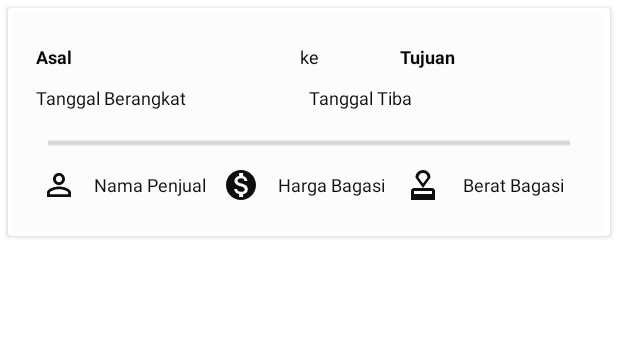
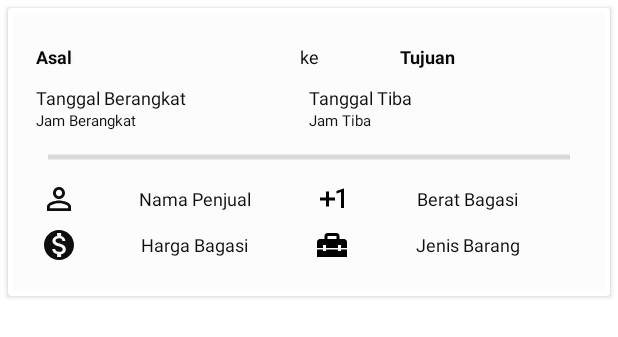
Before and after one commit to CindoddCindy/LuggagesForSeller, an Android app: the layout luggage_avaliable_item.xml on its own in the app's theme, with its tools: preview values and no code run, on a phone screen of 412 x 824 dp. Shown: the top 337 px of the screen. Run offline under Robolectric (Android 15) with nearby library versions, the phone set to English and light mode, and no system bars.

Commit message:
tambah id di pembeli

```diff
--- /dev/null
+++ b/_nitipAplicationPembeli/app/src/main/res/drawable/ic_baseline_exposure_plus_1_24.xml
@@ -0,0 +1,5 @@
+<vector android:height="24dp" android:tint="#000"
+    android:viewportHeight="24" android:viewportWidth="24"
+    android:width="24dp" xmlns:android="http://schemas.android.com/apk/res/android">
+    <path android:fillColor="@android:color/white" android:pathData="M10,7L8,7v4L4,11v2h4v4h2v-4h4v-2h-4L10,7zM20,18h-2L18,7.38L15,8.4L15,6.7L19.7,5h0.3v13z"/>
+</vector>
--- /dev/null
+++ b/_nitipAplicationPembeli/app/src/main/res/drawable/ic_baseline_home_repair_service_24.xml
@@ -0,0 +1,6 @@
+<vector android:height="24dp" android:tint="#000"
+    android:viewportHeight="24" android:viewportWidth="24"
+    android:width="24dp" xmlns:android="http://schemas.android.com/apk/res/android">
+    <path android:fillColor="@android:color/white" android:pathData="M18,16l-2,0l0,-1l-8,0l0,1l-2,0l0,-1l-4,0l0,5l20,0l0,-5l-4,0z"/>
+    <path android:fillColor="@android:color/white" android:pathData="M20,8h-3V6c0,-1.1 -0.9,-2 -2,-2H9C7.9,4 7,4.9 7,6v2H4c-1.1,0 -2,0.9 -2,2v4h4v-2h2v2h8v-2h2v2h4v-4C22,8.9 21.1,8 20,8zM15,8H9V6h6V8z"/>
+</vector>
--- /dev/null
+++ b/_nitipAplicationPembeli/app/src/main/res/ic_baseline_home_repair_service_24.xml
@@ -0,0 +1,6 @@
+<vector android:height="24dp" android:tint="#0E0E0E"
+    android:viewportHeight="24" android:viewportWidth="24"
+    android:width="24dp" xmlns:android="http://schemas.android.com/apk/res/android">
+    <path android:fillColor="@android:color/white" android:pathData="M18,16l-2,0l0,-1l-8,0l0,1l-2,0l0,-1l-4,0l0,5l20,0l0,-5l-4,0z"/>
+    <path android:fillColor="@android:color/white" android:pathData="M20,8h-3V6c0,-1.1 -0.9,-2 -2,-2H9C7.9,4 7,4.9 7,6v2H4c-1.1,0 -2,0.9 -2,2v4h4v-2h2v2h8v-2h2v2h4v-4C22,8.9 21.1,8 20,8zM15,8H9V6h6V8z"/>
+</vector>
--- a/_nitipAplicationPembeli/app/src/main/res/layout/luggage_avaliable_item.xml
+++ b/_nitipAplicationPembeli/app/src/main/res/layout/luggage_avaliable_item.xml
@@ -25,6 +25,7 @@
                 android:layout_height="wrap_content"
                 android:orientation="horizontal">
                 <TextView
+                    android:id="@+id/id_tv_item_lugg_asal"
                     android:layout_weight="1"
                     android:shadowColor="#F1F5F6"
                     android:shadowRadius="2"
@@ -61,6 +62,7 @@
 
                 </TextView>
                 <TextView
+                    android:id="@+id/tv_item_lugg_tujuan"
                     android:layout_weight="1"
                     android:shadowColor="#F1F5F6"
                     android:shadowRadius="2"
@@ -88,10 +90,16 @@
                 android:layout_width="match_parent"
                 android:layout_height="wrap_content"
                 android:orientation="horizontal">
+                <LinearLayout
+                    android:layout_width="match_parent"
+                    android:layout_height="wrap_content"
+                    android:orientation="vertical"
+                    android:layout_weight="1">
                     <TextView
+                        android:id="@+id/tv_item_lugg_tgal_going"
                         android:layout_marginLeft="5dp"
                         android:layout_weight="1"
-                    android:layout_marginBottom="10dp"
+                        android:layout_marginBottom="0dp"
                         android:textColor="#100F0F"
                         android:layout_marginTop="5dp"
                         android:textSize="12dp"
@@ -104,9 +112,39 @@
                         >
 
                     </TextView>
+
                     <TextView
+                        android:id="@+id/tv_item_lugg_time_going"
+                        android:layout_marginLeft="5dp"
                         android:layout_weight="1"
-                    android:layout_marginBottom="10dp"
+                        android:layout_marginBottom="5dp"
+                        android:textColor="#100F0F"
+                        android:layout_marginTop="0dp"
+                        android:textSize="10dp"
+                        android:textStyle="normal"
+                        android:gravity="left"
+                        android:drawablePadding="5dp"
+                        android:text="Jam Berangkat"
+                        android:layout_width="match_parent"
+                        android:layout_height="wrap_content"
+                        >
+
+                    </TextView>
+
+
+
+
+                </LinearLayout>
+
+                <LinearLayout
+                    android:layout_width="match_parent"
+                    android:layout_height="wrap_content"
+                    android:orientation="vertical"
+                    android:layout_weight="1">
+                    <TextView
+                        android:id="@+id/tv_item_lugg_tgal_arr"
+                        android:layout_weight="1"
+                        android:layout_marginBottom="0dp"
                         android:textColor="#100F0F"
                         android:layout_marginTop="5dp"
                         android:textSize="12dp"
@@ -119,6 +157,28 @@
                         >
 
                     </TextView>
+
+                    <TextView
+                        android:id="@+id/tv_item_lugg_time_arr"
+                        android:layout_weight="1"
+                        android:layout_marginBottom="5dp"
+                        android:textColor="#100F0F"
+                        android:layout_marginTop="0dp"
+                        android:textSize="10dp"
+                        android:textStyle="normal"
+                        android:gravity="left"
+                        android:drawablePadding="5dp"
+                        android:text="Jam Tiba"
+                        android:layout_width="match_parent"
+                        android:layout_height="wrap_content"
+                        >
+
+                    </TextView>
+
+
+
+                </LinearLayout>
+
 
 
             </LinearLayout>
@@ -140,7 +200,14 @@
                 android:layout_height="wrap_content"
                 android:orientation="horizontal">
 
+                <LinearLayout
+                    android:layout_weight="1"
+                    android:layout_width="match_parent"
+                    android:layout_height="wrap_content"
+                    android:orientation="vertical">
+
                     <TextView
+                        android:id="@+id/tv_item_lugg_nama_seller"
                         android:layout_margin="3dp"
                         android:drawableLeft="@drawable/ic_baseline_perm_identity_24"
                         android:layout_weight="1"
@@ -158,6 +225,7 @@
 
                     </TextView>
                     <TextView
+                        android:id="@+id/tv_item_lugg_price"
                         android:layout_margin="3dp"
                         android:drawableLeft="@drawable/ic_baseline_monetization_on_24"
                         android:layout_weight="1"
@@ -174,9 +242,19 @@
                         >
 
                     </TextView>
+
+
+                </LinearLayout>
+
+                <LinearLayout
+                    android:layout_weight="1"
+                    android:layout_width="match_parent"
+                    android:layout_height="wrap_content"
+                    android:orientation="vertical">
                     <TextView
+                        android:id="@+id/tv_item_lugg_height"
                         android:layout_margin="3dp"
-                    android:drawableLeft="@drawable/ic_baseline_approval_24"
+                        android:drawableLeft="@drawable/ic_baseline_exposure_plus_1_24"
                         android:layout_weight="1"
                         android:layout_marginBottom="10dp"
                         android:textColor="#100F0F"
@@ -192,6 +270,31 @@
 
                     </TextView>
 
+                    <TextView
+                        android:id="@+id/tv_item_lugg_type"
+                        android:layout_margin="3dp"
+                        android:drawableLeft="@drawable/ic_baseline_home_repair_service_24"
+                        android:layout_weight="1"
+                        android:layout_marginBottom="10dp"
+                        android:textColor="#100F0F"
+                        android:layout_marginTop="5dp"
+                        android:textSize="12dp"
+                        android:textStyle="normal"
+                        android:gravity="center"
+                        android:drawablePadding="5dp"
+                        android:text="Jenis Barang"
+                        android:layout_width="match_parent"
+                        android:layout_height="wrap_content"
+                        >
+
+                    </TextView>
+
+
+
+                </LinearLayout>
+
+
+
 
 
             </LinearLayout>
@@ -199,5 +302,4 @@
         </LinearLayout>
     </androidx.cardview.widget.CardView>
 
-
 </LinearLayout>
```
Lines whose indentation alone changed are shown as unchanged.
